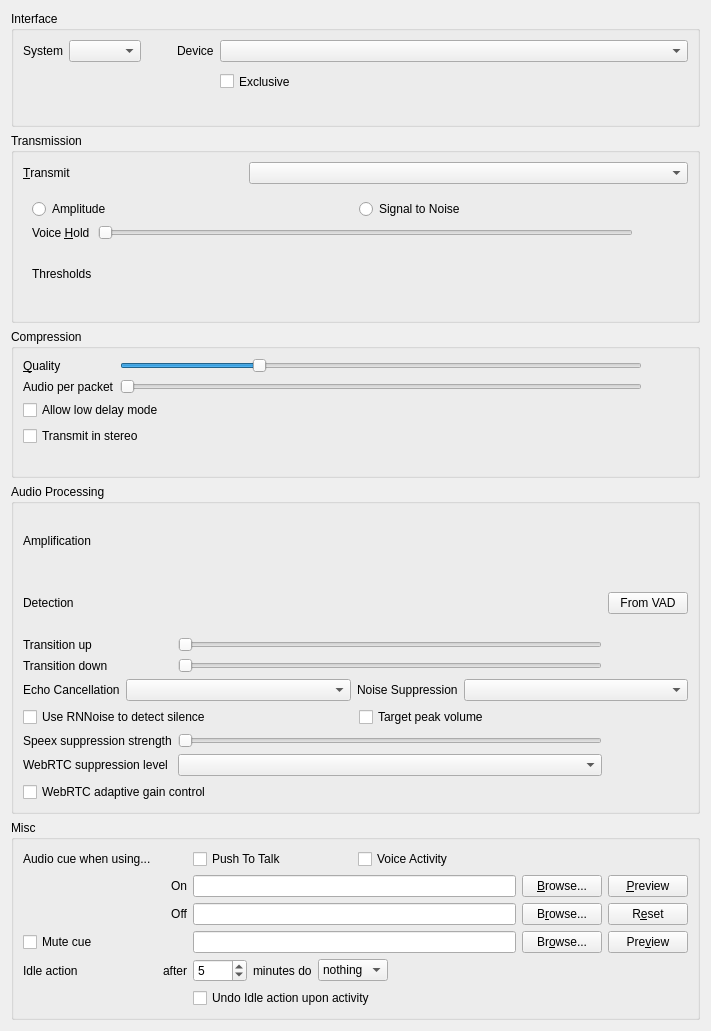
This is src/mumble/AudioInput.ui in d3adb5/mumble as Qt 5 draws it before an edit. The edited form follows.
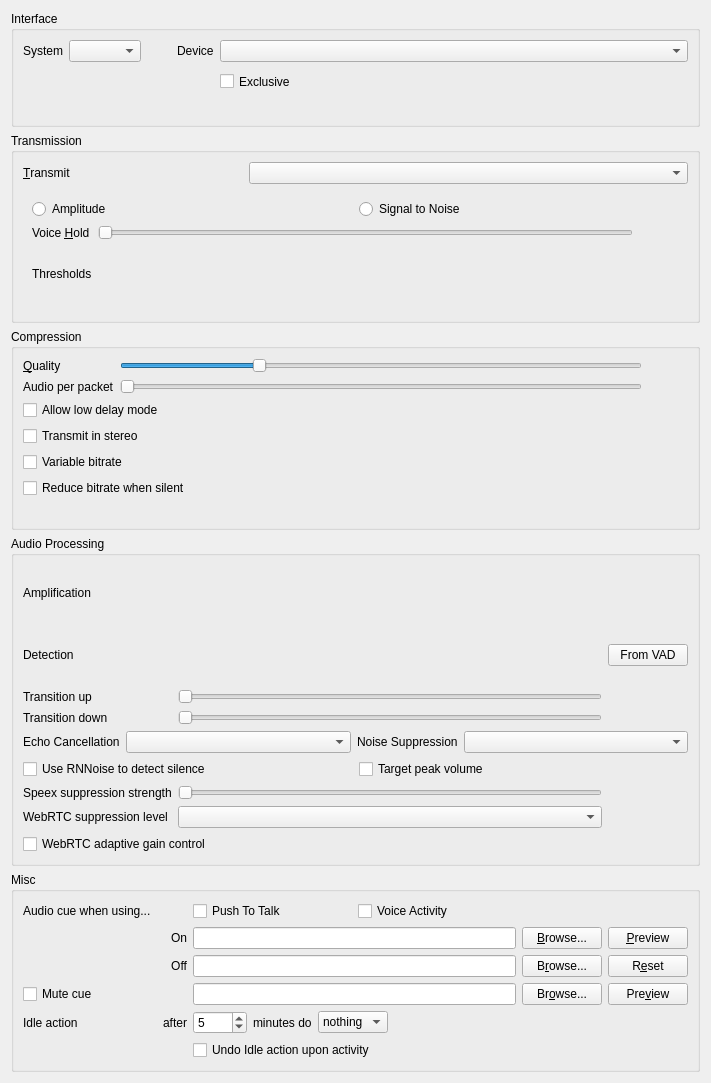
This is the edited form. Custom widgets are drawn as their Qt base class.

Commit message: feat: add VBR and silence bitrate-reduction encoder options

The edit to the form file:
```diff
--- a/src/mumble/AudioInput.ui
+++ b/src/mumble/AudioInput.ui
@@ -547,7 +547,33 @@
         </property>
        </widget>
       </item>
-      <item row="4" column="0" colspan="3">
+      <item row="5" column="0" colspan="3">
+       <widget class="QCheckBox" name="qcbUseVBR">
+        <property name="toolTip">
+         <string>Encode with variable bitrate, using the quality above as a ceiling and fewer bits when the signal allows</string>
+        </property>
+        <property name="whatsThis">
+         <string>&lt;b&gt;If checked, Mumble encodes your audio with a variable bitrate.&lt;/b&gt;&lt;br /&gt;The &lt;i&gt;Quality&lt;/i&gt; setting acts as a ceiling rather than a constant rate, so simpler audio (and silence) is sent with fewer bits while complex audio is allowed up to the configured quality. This trades a predictable bitrate for better average bandwidth at the same quality.</string>
+        </property>
+        <property name="text">
+         <string>Variable bitrate</string>
+        </property>
+       </widget>
+      </item>
+      <item row="6" column="0" colspan="3">
+       <widget class="QCheckBox" name="qcbReduceBitrateOnSilence">
+        <property name="toolTip">
+         <string>Lower the bitrate while the transmitted stream is silent (voice hold tail, held PTT over a pause, continuous silence)</string>
+        </property>
+        <property name="whatsThis">
+         <string>&lt;b&gt;If checked, Mumble drops the encoder bitrate to a floor while the outgoing stream is detected to be silent.&lt;/b&gt;&lt;br /&gt;This saves bandwidth when frames are still transmitted but carry no speech, such as the voice-hold tail after you stop talking or a push-to-talk key held over a pause.</string>
+        </property>
+        <property name="text">
+         <string>Reduce bitrate when silent</string>
+        </property>
+       </widget>
+      </item>
+      <item row="7" column="0" colspan="3">
        <widget class="QLabel" name="qlBitrate">
         <property name="font">
          <font>
```
Left out of the diff: 2 changed lines with no effect on the pictures. The commit also changes 6 other files.
